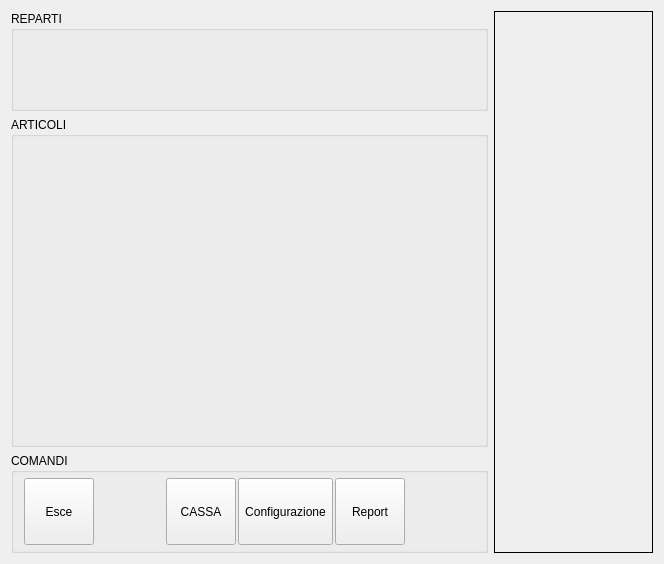
Before: the Qt Designer form src/mainwindow.ui in mtonin/gestcassa, drawn with Qt 5.
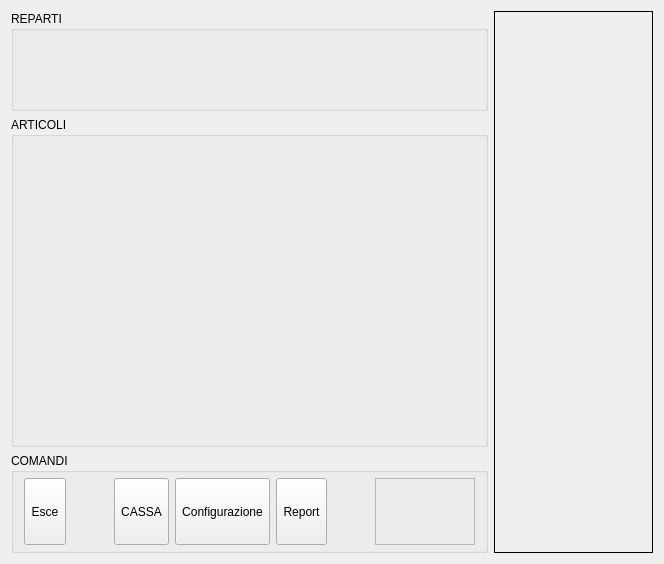
After: the same form once the commit is applied. Icons and pictures are not drawn.

Commit message: - aggiunto frame per visualizzazione info

The edit to the form file:
```diff
--- a/src/mainwindow.ui
+++ b/src/mainwindow.ui
@@ -140,10 +140,7 @@
          <property name="title">
           <string>COMANDI</string>
          </property>
-         <layout class="QHBoxLayout" name="horizontalLayout">
-          <property name="spacing">
-           <number>2</number>
-          </property>
+         <layout class="QGridLayout" name="gridLayout">
           <property name="leftMargin">
            <number>10</number>
           </property>
@@ -156,7 +153,7 @@
           <property name="bottomMargin">
            <number>5</number>
           </property>
-          <item>
+          <item row="0" column="0">
            <widget class="QToolButton" name="closeBtn">
             <property name="sizePolicy">
              <sizepolicy hsizetype="Expanding" vsizetype="Expanding">
@@ -191,7 +188,7 @@
             </property>
            </widget>
           </item>
-          <item>
+          <item row="0" column="1">
            <spacer name="horizontalSpacer_2">
             <property name="orientation">
              <enum>Qt::Horizontal</enum>
@@ -204,7 +201,7 @@
             </property>
            </spacer>
           </item>
-          <item>
+          <item row="0" column="2">
            <widget class="QToolButton" name="modalitaBtn">
             <property name="sizePolicy">
              <sizepolicy hsizetype="Expanding" vsizetype="Expanding">
@@ -236,7 +233,7 @@
             </property>
            </widget>
           </item>
-          <item>
+          <item row="0" column="3">
            <widget class="QToolButton" name="configurazioneBtn">
             <property name="sizePolicy">
              <sizepolicy hsizetype="Expanding" vsizetype="Expanding">
@@ -271,7 +268,7 @@
             </property>
            </widget>
           </item>
-          <item>
+          <item row="0" column="4">
            <widget class="QToolButton" name="reportBtn">
             <property name="sizePolicy">
              <sizepolicy hsizetype="Expanding" vsizetype="Expanding">
@@ -306,7 +303,7 @@
             </property>
            </widget>
           </item>
-          <item>
+          <item row="0" column="5">
            <spacer name="horizontalSpacer">
             <property name="orientation">
              <enum>Qt::Horizontal</enum>
@@ -319,6 +316,34 @@
             </property>
            </spacer>
           </item>
+          <item row="0" column="6">
+           <widget class="QFrame" name="infoFrame">
+            <property name="sizePolicy">
+             <sizepolicy hsizetype="Preferred" vsizetype="Preferred">
+              <horstretch>0</horstretch>
+              <verstretch>0</verstretch>
+             </sizepolicy>
+            </property>
+            <property name="minimumSize">
+             <size>
+              <width>100</width>
+              <height>0</height>
+             </size>
+            </property>
+            <property name="maximumSize">
+             <size>
+              <width>500</width>
+              <height>16777215</height>
+             </size>
+            </property>
+            <property name="frameShape">
+             <enum>QFrame::StyledPanel</enum>
+            </property>
+            <property name="frameShadow">
+             <enum>QFrame::Plain</enum>
+            </property>
+           </widget>
+          </item>
          </layout>
         </widget>
        </item>
```
Left out of the diff: 4 changed lines with no effect on the pictures. The commit also changes 11 other files.
